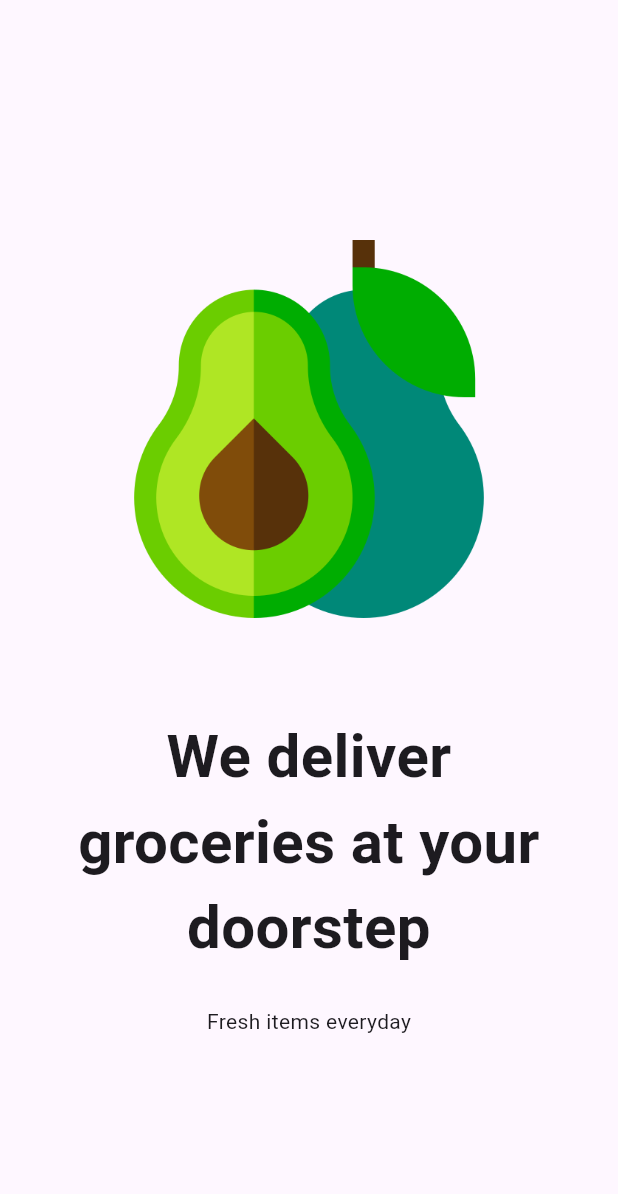
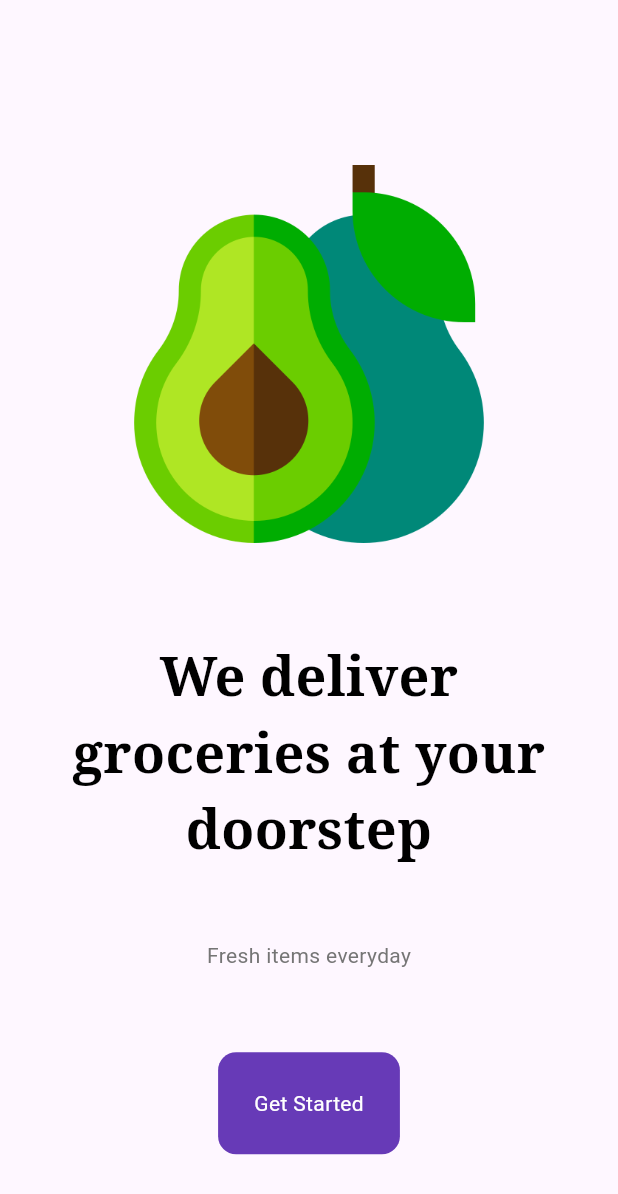
Before and after one commit to Xxvedant7xX/GroceryShopApp, a Flutter app: the screen it shows after launch, on a phone screen of 412 x 824 dp. Shown: the top 1194 px of the screen. Run offline on Flutter 3.47's test engine with Material 3 defaults, Android fonts, the phone set to English and light mode, and no system bars; our stand-ins replace google_fonts.

Commit message:
created intro page , working on home page, cart and item tile

```diff
--- a/lib/pages/intro_page.dart
+++ b/lib/pages/intro_page.dart
@@ -1,6 +1,9 @@
 // ignore_for_file: prefer_const_constructors
 
 import 'package:flutter/material.dart';
+import 'package:google_fonts/google_fonts.dart';
+
+import 'home_page.dart';
 
 class IntroPage extends StatelessWidget {
   const IntroPage({super.key});
@@ -12,7 +15,7 @@ class IntroPage extends StatelessWidget {
         children: [
           // logo
           Padding(
-            padding: const EdgeInsets.only(left:80, right: 80, bottom: 40, top: 160),
+            padding: const EdgeInsets.only(left:80, right: 80, bottom: 40, top: 110),
             child: Image.asset('lib/images/avocado.png'),
           ),
 
@@ -22,19 +25,49 @@ class IntroPage extends StatelessWidget {
             child: Text(
               'We deliver groceries at your doorstep',
               textAlign: TextAlign.center,
-            style: TextStyle(
-              fontSize: 40,
-              fontWeight: FontWeight.bold,
-            ),
+            style: GoogleFonts.notoSerif(
+             textStyle: const TextStyle(
+             fontSize: 36,
+             fontWeight: FontWeight.bold,
+            color: Colors.black,
+              ),
+              ),
             ),
           ),
+
+          const SizedBox(height: 24),
 
           // fresh items everyday
           Text(
             'Fresh items everyday',
+            style: TextStyle(
+              color: Colors.grey[600]
+            ),
           ),
 
+          const Spacer(),
+
           // get started button
+          GestureDetector(
+           onTap: () => Navigator.pushReplacement(context, MaterialPageRoute(builder:(context) {
+             return const HomePage();
+           },
+           ),
+           ),
+            child: Container(
+              decoration: BoxDecoration(
+               color: Colors.deepPurple,
+               borderRadius: BorderRadius.circular(12),
+              ),
+              padding: const EdgeInsets.all(24),
+              child: const Text(
+                'Get Started',
+              style: TextStyle(color: Colors.white),
+              ),
+            ),
+          ),
+
+          const Spacer(),
 
         ],
      ),
--- a/pubspec.yaml
+++ b/pubspec.yaml
@@ -11,6 +11,7 @@ dependencies:
   flutter:
     sdk: flutter
   cupertino_icons: ^1.0.8
+  google_fonts: 6.1.0
 
 dev_dependencies:
   flutter_test:
```
Also changed, not shown: lib/components/grocery_item_tile.dart (added, +23 -0 lines), lib/model/cart_model.dart (added, +15 -0 lines), lib/pages/home_page.dart (added, +80 -0 lines), pubspec.lock, 2 other files.
